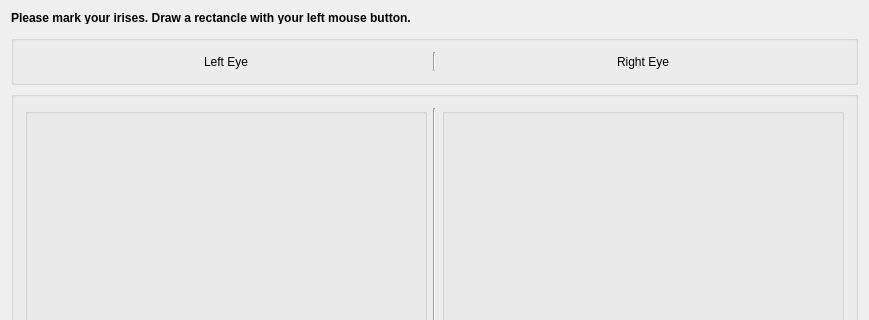
This is GazeTracker/GazeTracker_Qt/templateconfigui.ui in bernhardrieder/Gaze-Tracker as Qt 5 draws it before an edit; both pictures show x 0 to 869 and y 0 to 320 of the 869 by 500 pixel window. The edited form follows.
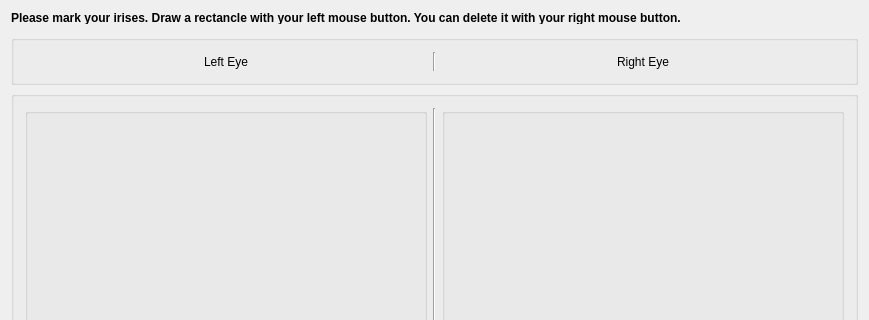
This is the edited form.

Diff of the .ui file:
```diff
--- a/GazeTracker/GazeTracker_Qt/templateconfigui.ui
+++ b/GazeTracker/GazeTracker_Qt/templateconfigui.ui
@@ -41,7 +41,7 @@
       </size>
      </property>
      <property name="text">
-      <string>&lt;html&gt;&lt;head/&gt;&lt;body&gt;&lt;p&gt;&lt;span style=&quot; font-size:9pt; font-weight:600;&quot;&gt;Please mark your irises. Draw a rectancle with your left mouse button.&lt;/span&gt;&lt;/p&gt;&lt;/body&gt;&lt;/html&gt;</string>
+      <string>&lt;html&gt;&lt;head/&gt;&lt;body&gt;&lt;p&gt;&lt;span style=&quot; font-size:9pt; font-weight:600;&quot;&gt;Please mark your irises. Draw a rectancle with your left mouse button. You can delete it with your right mouse button.&lt;/span&gt;&lt;/p&gt;&lt;/body&gt;&lt;/html&gt;</string>
      </property>
     </widget>
    </item>
```
